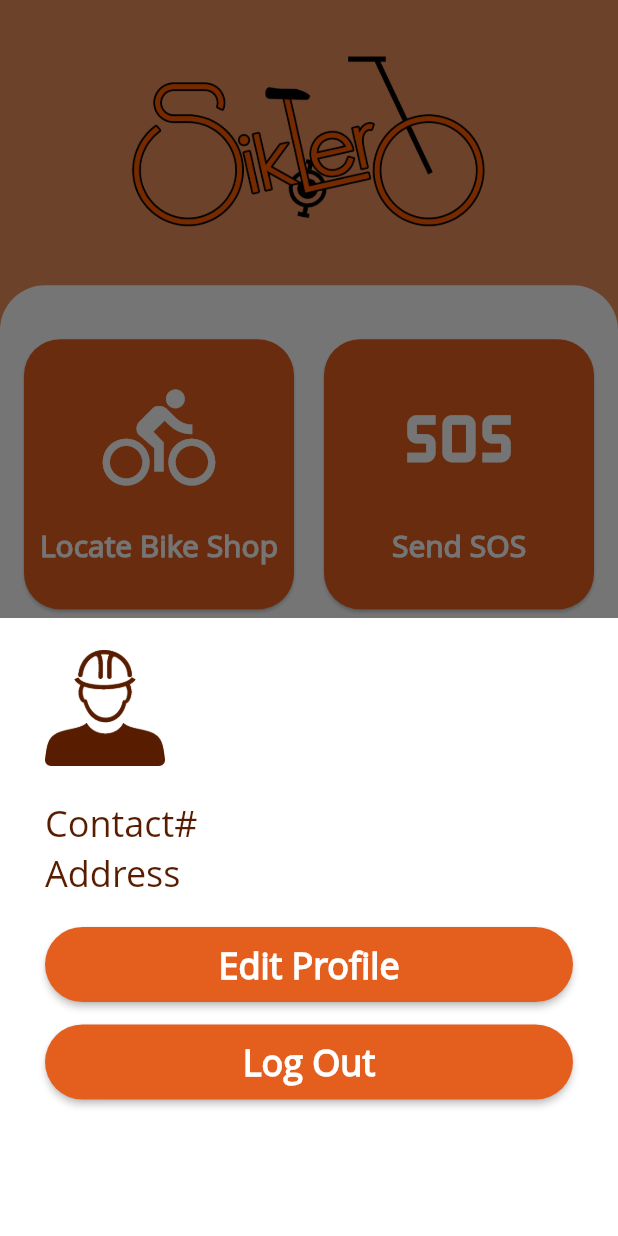
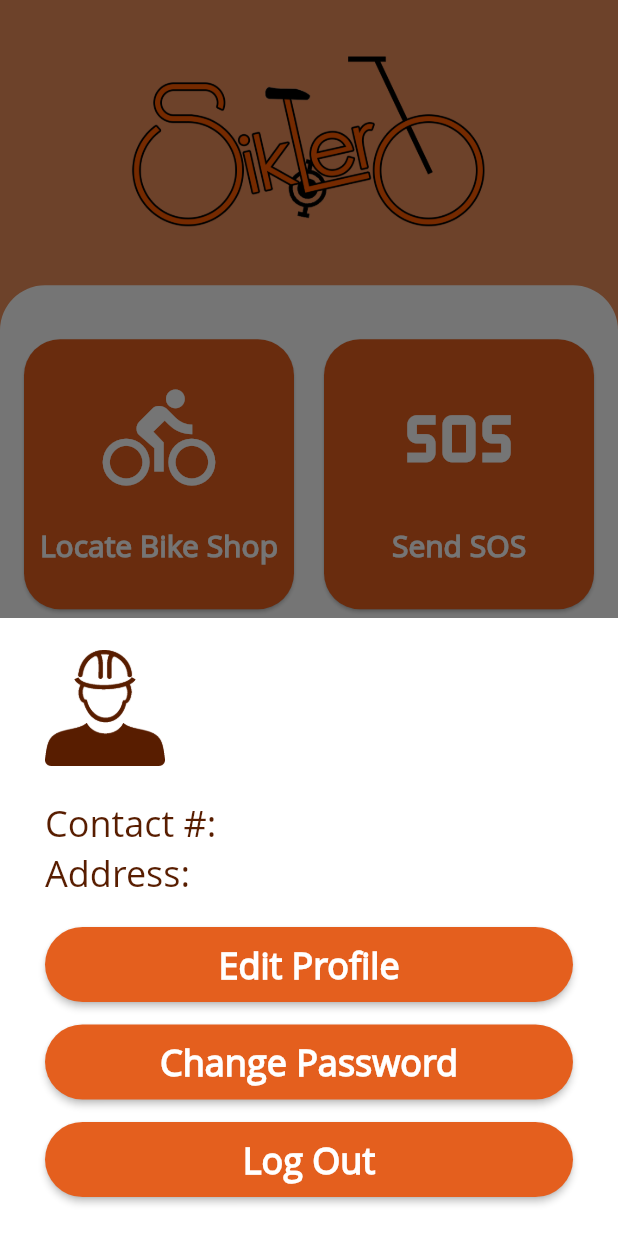
Before and after one commit to aloegarden/siklero, a Flutter app: the HomeScreen screen opened directly, after a tap on the "settings" icon, on a phone screen of 412 x 824 dp. Run offline on Flutter 3.47's test engine with Material 2 defaults, Android fonts, the phone set to English and light mode, and no system bars; our stand-ins replace cloud_firestore, connectivity_plus, email_validator, firebase_auth, firebase_core, geolocator and 4 more; missing offline and left inert: dart:ffi; accounts and stored records are empty.

Commit message:
Added 'Change Password' Screen

```diff
--- a/lib/user/home_screen.dart
+++ b/lib/user/home_screen.dart
@@ -11,6 +11,7 @@ import 'package:siklero/user/soscall_screen.dart';
 import 'package:siklero/user/sosdetails_screen.dart';
 import 'package:siklero/user/utils.dart';
 import '../model/user_info.dart';
+import 'change-password_screen.dart';
 import 'editprofile_screen.dart';
 import '../login_screen.dart';
 
@@ -108,7 +109,7 @@ class _HomeScreenState extends State<HomeScreen> {
               ),
               floatingActionButton: FloatingActionButton(
                 onPressed: () {
-                  showModalBottomSheet(
+                  showModalBottomSheet<dynamic>(
                     context: context,
                     isScrollControlled: true,
                     backgroundColor: Colors.transparent,
@@ -139,9 +140,9 @@ class _HomeScreenState extends State<HomeScreen> {
   Widget buildSheet() {
     return makeDismissible(
       child: DraggableScrollableSheet(
-        initialChildSize: 0.5,
+        /* initialChildSize: 0.5,
         maxChildSize: 0.8,
-        minChildSize: 0.3,
+        minChildSize: 0.3, */
         builder: (_,controller) => Container(
           color: Colors.white,
           padding: const EdgeInsets.symmetric(horizontal: 30),
@@ -198,8 +199,8 @@ class _HomeScreenState extends State<HomeScreen> {
                 crossAxisAlignment: CrossAxisAlignment.start,
 
                 children: <Widget>[
-                  InfoText(title: 'Contact#', data: userData!.contact!, maxLine: 1),
-                  InfoText(title: 'Address', data: userData!.address!, maxLine: 3)
+                  InfoText(title: 'Contact #:', data: userData!.contact!, maxLine: 1),
+                  InfoText(title: 'Address:', data: userData!.address!, maxLine: 3)
                 ],
               ),
               const SizedBox(height: 20,),
@@ -209,11 +210,18 @@ class _HomeScreenState extends State<HomeScreen> {
                 child: EditButton(),
               ),
               const SizedBox(height: 15,),
+              const SizedBox(
+                width: double.infinity,
+                height: 50,
+                child: ResetPassword(),
+              ),
+              const SizedBox(height: 15,),
               SizedBox(
                 width: double.infinity,
                 height: 50,
                 child: LogoutButton(context: context, user: user),
-              )
+              ),
+
             ],
           ),
         )
@@ -426,6 +434,29 @@ class EditButton extends StatelessWidget {
   }
 }
 
+class ResetPassword extends StatelessWidget {
+  const ResetPassword({super.key});
+
+  @override
+  Widget build(BuildContext context) {
+    return ElevatedButton(
+      onPressed: () {
+        Navigator.of(context).push(MaterialPageRoute(builder:(context) => const ChangePasswordScreen(),));
+      },
+      style: ElevatedButton.styleFrom(
+      shape: const StadiumBorder(),
+      foregroundColor: Colors.white,
+      backgroundColor: const Color(0xffe45f1e)
+    ),
+    child: const Text(
+      'Change Password',
+      style:
+        TextStyle(fontFamily: 'OpenSans', fontSize: 24, fontWeight: FontWeight.w700),
+    )
+    );
+  }
+}
+
 class LogoutButton extends StatelessWidget {
   const LogoutButton({
     Key? key,
```
